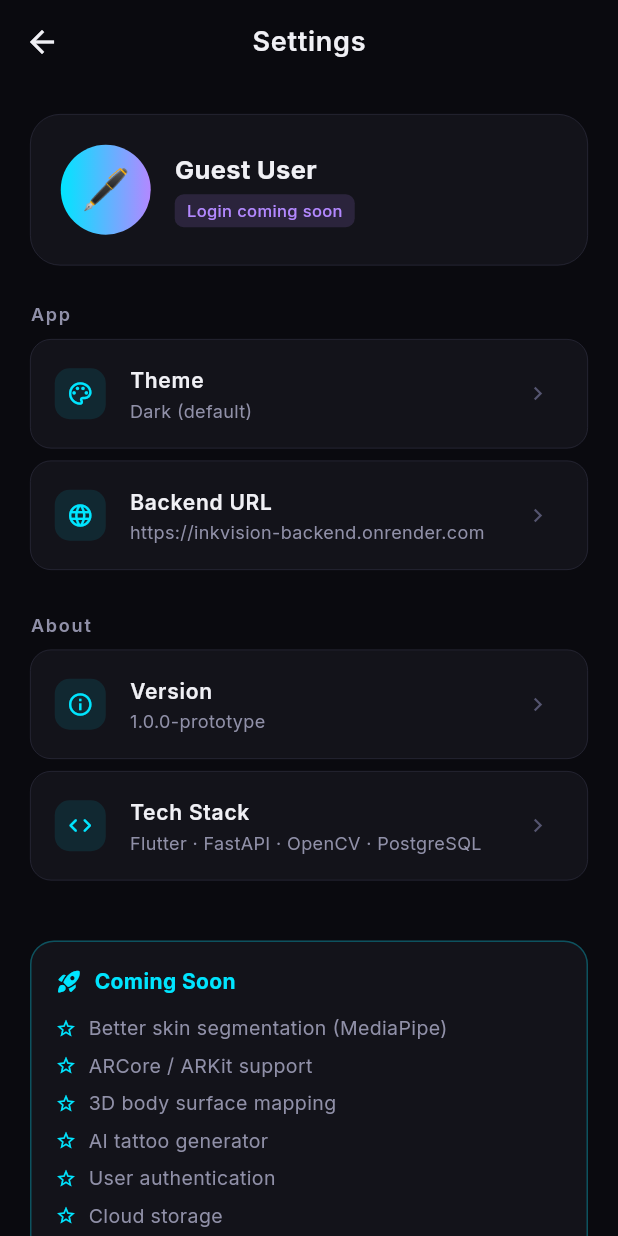
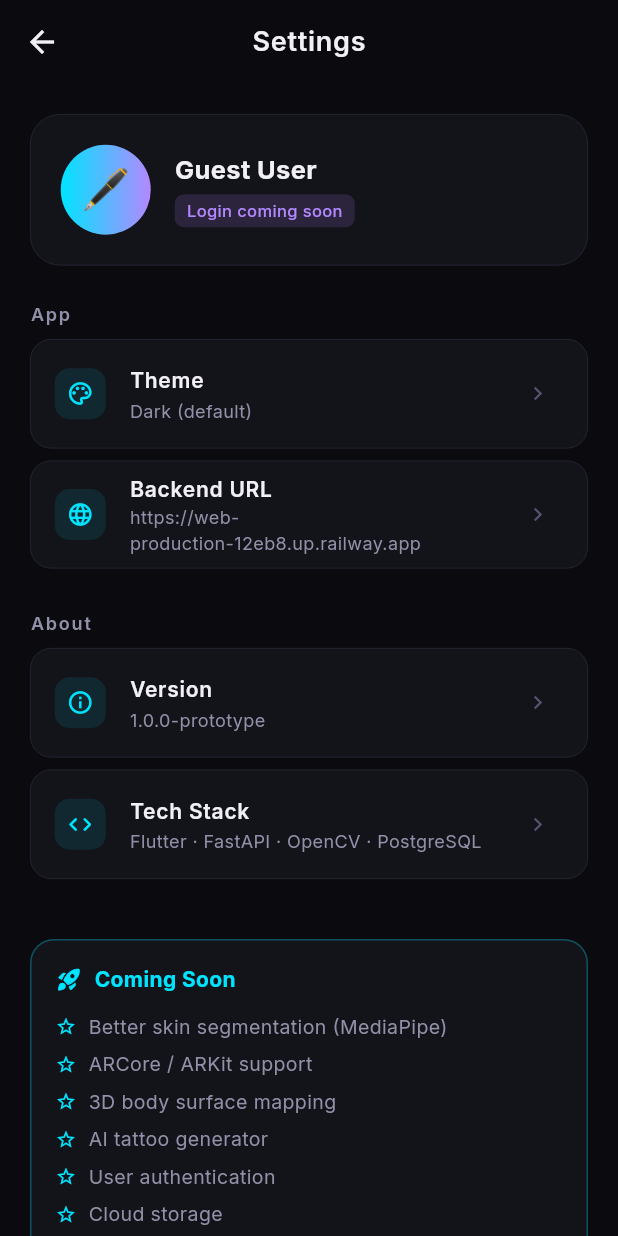
Before and after one commit to TharunM2925/tryons, a Flutter app: the SettingsScreen screen opened by its route, on a phone screen of 412 x 824 dp. Run offline on Flutter 3.47's test engine with Material 3 defaults, Android fonts, the phone set to English and light mode, and no system bars; our stand-ins replace camera, dio, google_fonts, image_picker; missing offline and left inert: file_saver.

Commit message:
feat: update backend URL to Railway production endpoint

```diff
--- a/frontend/lib/core/constants/app_constants.dart
+++ b/frontend/lib/core/constants/app_constants.dart
@@ -1,8 +1,8 @@
 /// App-wide constants for InkVision AI.
 class AppConstants {
   // ── API ────────────────────────────────────────────────────────────────
-  /// Backend base URL — points to Render production backend.
-  static const String baseUrl = 'https://inkvision-backend.onrender.com';
+  /// Backend base URL — points to Railway production backend.
+  static const String baseUrl = 'https://web-production-12eb8.up.railway.app';
   // For local dev use: static const String baseUrl = 'http://localhost:8000';
   // For Android Emulator use: static const String baseUrl = 'http://10.0.2.2:8000';
 
```
